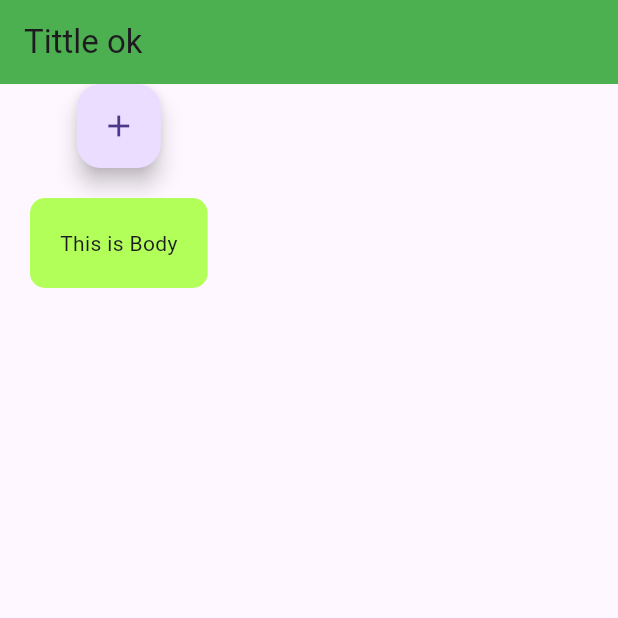
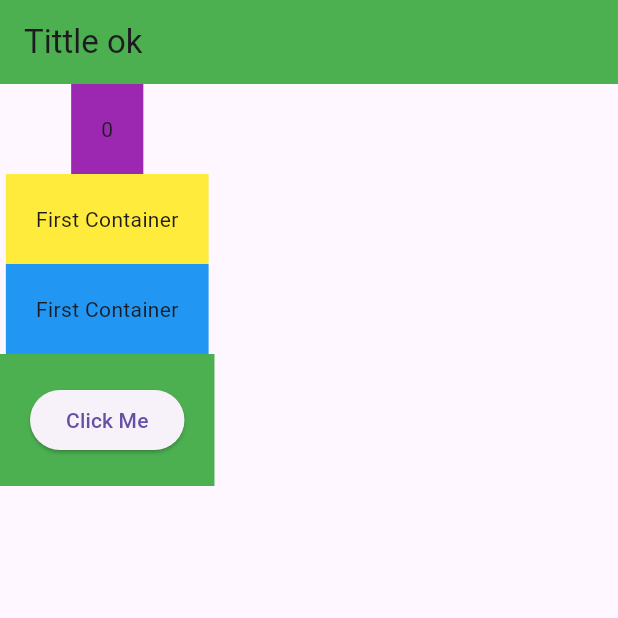
Before and after one commit to mintumia/Flutter_Calculator_App, a Flutter app: the screen it shows after launch, on a phone screen of 412 x 824 dp, the top half of it. Run offline on Flutter 3.47's test engine with Material 3 defaults, Android fonts, the phone set to English and light mode, and no system bars; our stand-ins replace flutter_riverpod.

```diff
--- a/lib/main.dart
+++ b/lib/main.dart
@@ -1,22 +1,20 @@
 import 'package:flutter/material.dart';
 import 'package:calculator_app/screens/home/home_screen.dart';
+import 'package:flutter_riverpod/flutter_riverpod.dart';
+//import 'package:riverpod/riverpod.dart';
 
 
-void main() => runApp(CalculatorApp());
+void main() => runApp(ProviderScope(child: CalculatorApp()));
 
-class CalculatorApp extends StatefulWidget {
+
+class CalculatorApp extends ConsumerWidget {
   const CalculatorApp({super.key});
 
   @override
-  State<CalculatorApp> createState() => _CalculatorAppState();
-}
-
-class _CalculatorAppState extends State<CalculatorApp> {
-  @override
-  Widget build(BuildContext context) {
+  Widget build(BuildContext context, WidgetRef ref) {
     return MaterialApp(
       debugShowCheckedModeBanner: false,
-      title: "hllll",
+      title: "Calculor App",
       home: SafeArea(child: HomeScreen()),
     );
   }
--- a/lib/screens/home/home_screen.dart
+++ b/lib/screens/home/home_screen.dart
@@ -1,29 +1,47 @@
 import 'package:flutter/material.dart';
+import 'package:flutter_riverpod/flutter_riverpod.dart';
+import 'package:flutter_riverpod/legacy.dart';
 
-class HomeScreen extends StatefulWidget {
+final counterProvider = StateProvider((Ref ref){
+
+  return 0 ;
+
+});
+
+class HomeScreen extends ConsumerWidget {
   const HomeScreen({super.key});
 
+
+
   @override
-  State<HomeScreen> createState() => _HomeScreenState();
-}
+  Widget build(BuildContext context, WidgetRef ref) {
+    final counter = ref.watch(counterProvider);
 
-class _HomeScreenState extends State<HomeScreen> {
-  @override
-  Widget build(BuildContext context) {
     return Scaffold(
       appBar: AppBar(backgroundColor: Colors.green, title: Text("Tittle ok")),
       body: Column(
         children: [
-          FloatingActionButton(onPressed: () {}, child: Icon(Icons.add)),
           Container(
             padding: EdgeInsets.all(20),
-
-            margin: EdgeInsets.all(20),
-            decoration: BoxDecoration(
-              borderRadius: BorderRadius.circular(10),
-              color: Colors.lightGreenAccent,
-            ),
-            child: Text("This is Body"),
+            color: Colors.purple,
+            child: Text(counter.toString()),
+          ),
+          Container(
+            padding: EdgeInsets.all(20),
+            color: Colors.yellow,
+            child: Text("First Container"),
+          ),
+          Container(
+            padding: EdgeInsets.all(20),
+            color: Colors.blue,
+            child: Text("First Container"),
+          ),
+          Container(
+            padding: EdgeInsets.all(20),
+            color: Colors.green,
+            child: ElevatedButton(onPressed: (){
+              ref.read(counterProvider.notifier).state +=2;
+            }, child: Text("Click Me")),
           ),
         ],
       ),
--- a/pubspec.yaml
+++ b/pubspec.yaml
@@ -36,6 +36,7 @@ dependencies:
   # Use with the CupertinoIcons class for iOS style icons.
   cupertino_icons: ^1.0.8
   toastification: ^3.0.3
+  flutter_riverpod: ^3.0.3
 
 
 dev_dependencies:
```
Also changed, not shown: pubspec.lock.
